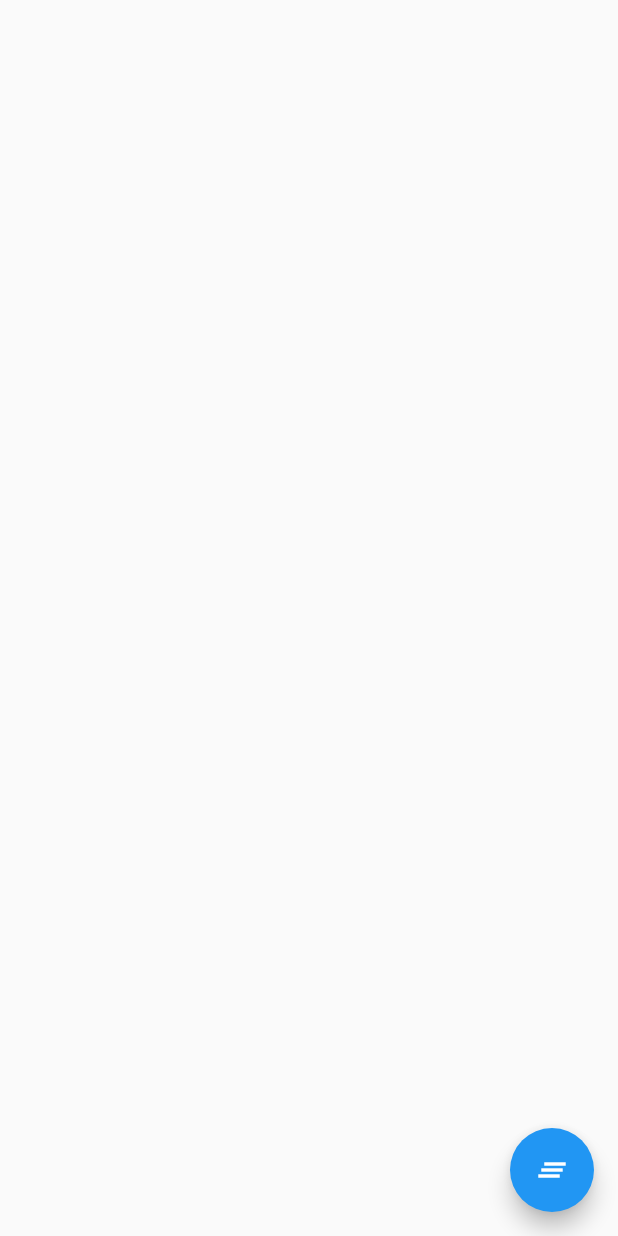
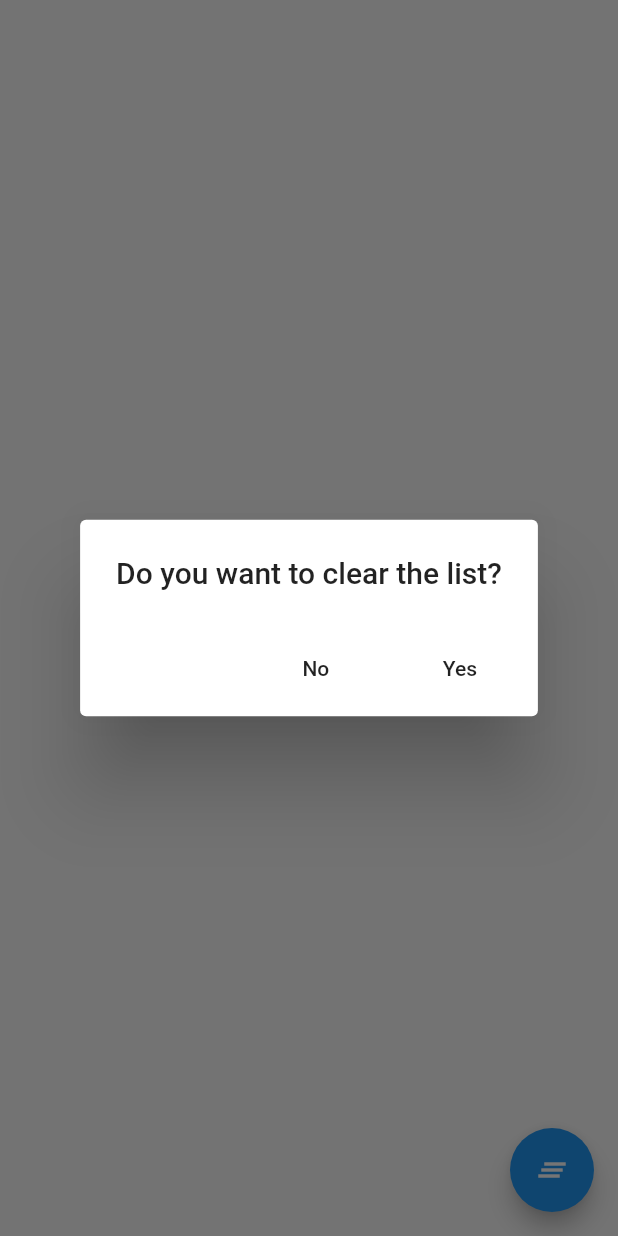
Before and after one commit to rdivanji/todox, a Flutter app: the DoneListScreen screen opened directly, after a tap on the "clear all" icon, on a phone screen of 412 x 824 dp. Run offline on Flutter 3.47's test engine with Material 2 defaults, Android fonts, the phone set to English and light mode, and no system bars; our stand-ins replace sqflite; accounts and stored records are empty.

Commit message:
Implement an AlertDialog when clearing the "dones" list to prevent accidental clearnings

```diff
--- a/lib/DoneListScreen.dart
+++ b/lib/DoneListScreen.dart
@@ -25,6 +25,28 @@ class _DoneListScreenState extends State<DoneListScreen>{
       }
       dones.clear();
     });
+  }
+
+  _clearDonesAlert() async{
+    return showDialog<void>(
+      context: context,
+      barrierDismissible: false,
+      builder: (BuildContext context){
+        return AlertDialog(
+          title: Text("Do you want to clear the list?"),
+          actions: <Widget>[
+            FlatButton(
+              child: Text("No"),
+              onPressed: Navigator.of(context).pop,
+            ),
+            FlatButton(
+              child: Text("Yes"),
+              onPressed: () async => [await _clearDones(), Navigator.of(context, rootNavigator: true).pop()],
+            )
+          ],
+        );
+      }
+    );
   }
 
 
@@ -64,7 +86,7 @@ class _DoneListScreenState extends State<DoneListScreen>{
       ),
       floatingActionButton: FloatingActionButton(
         child: Icon(Icons.clear_all),
-        onPressed: _clearDones,
+        onPressed: _clearDonesAlert,
       ),
     );
   }
```
